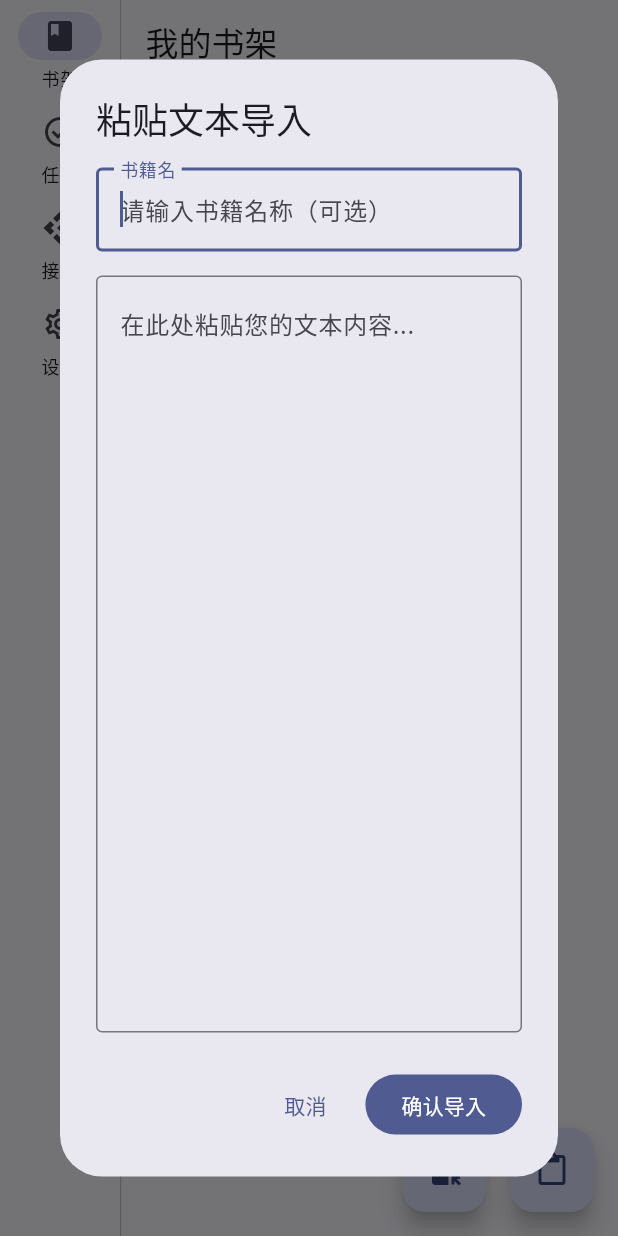
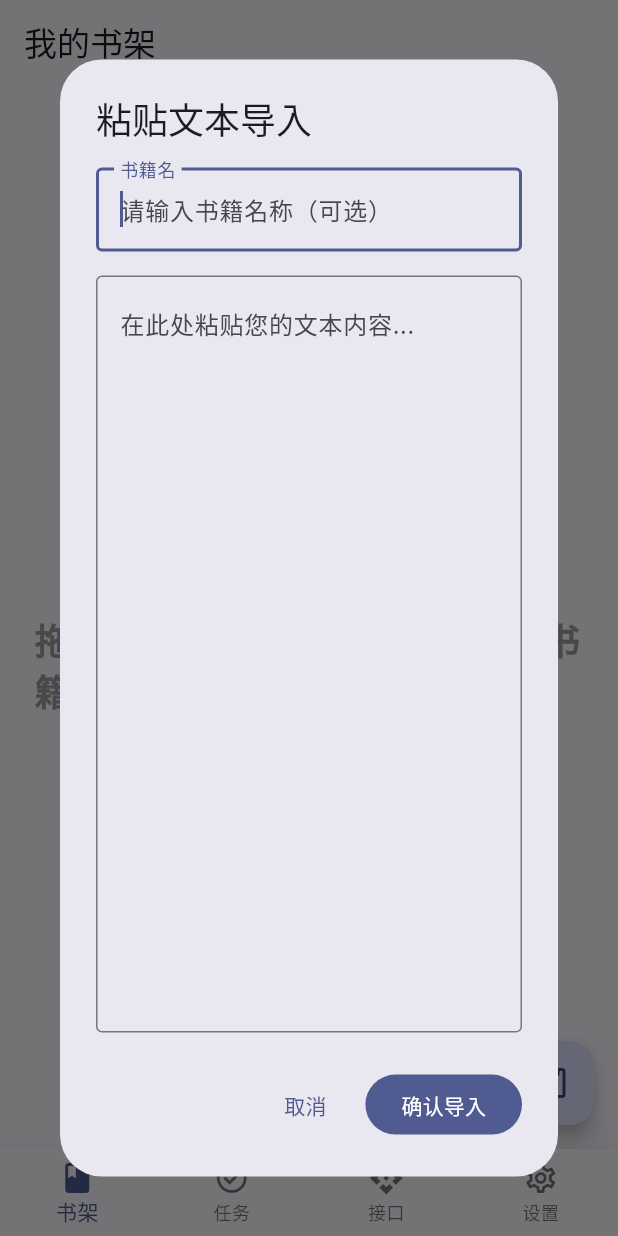
Before and after one commit to NEKOparapa/ReaDreamAI, a Flutter app: the screen it shows after launch, after a tap on the "content paste" icon, on a phone screen of 412 x 824 dp. Run offline on Flutter 3.47's test engine with Material 3 defaults, Android fonts, the phone set to English and light mode, and no system bars; our stand-ins replace file_picker, pool, video_player; missing offline and left inert: dart_jsonwebtoken, desktop_drop, screen_retriever, tiktoken, window_manager; statements that could not run were skipped.

Commit message:
UI调整

```diff
--- a/lib/main.dart
+++ b/lib/main.dart
@@ -1,6 +1,10 @@
 /// lib/main.dart
 
+import 'dart:io'; // 导入 'dart:io' 库来检查操作系统平台
 import 'package:flutter/material.dart';
+import 'package:window_manager/window_manager.dart'; // 导入 window_manager 插件
+import 'package:screen_retriever/screen_retriever.dart'; // 导入 screen_retriever 插件
+
 import 'ui/main/main_screen.dart'; // 导入ui/main/ 目录下的文件
 import 'base/config_service.dart'; // 导入配置服务
 import 'services/task_manager/task_manager_service.dart'; // 导入任务管理器服务
@@ -10,6 +14,34 @@ void main() async {
   // 确保 Flutter 绑定已初始化，这在 main 成为 async 时是必需的
   WidgetsFlutterBinding.ensureInitialized();
 
+  // 仅在 Windows 平台上执行窗口初始化操作
+  if (Platform.isWindows) {
+    // 必须先调用此方法，以初始化 window_manager
+    await windowManager.ensureInitialized();
+
+    // 获取主显示器的信息
+    Display primaryDisplay = await screenRetriever.getPrimaryDisplay();
+    // 获取屏幕的原始尺寸
+    Size screenSize = primaryDisplay.size;
+    // 计算新的窗口尺寸，为屏幕尺寸的 80%
+    Size newSize = Size(screenSize.width * 0.8, screenSize.height * 0.8);
+
+    // 设置窗口选项
+    WindowOptions windowOptions = WindowOptions(
+      size: newSize, // 设置窗口大小
+      center: true, // 设置窗口居中
+      backgroundColor: Colors.transparent, // 设置背景透明，防止窗口闪烁
+      skipTaskbar: false, // 在任务栏中显示
+      titleBarStyle: TitleBarStyle.normal, // 正常的标题栏
+    );
+
+    // 等待窗口准备好后显示，并应用上面的设置
+    // 这可以防止用户看到窗口从默认大小调整到目标大小的闪烁过程
+    windowManager.waitUntilReadyToShow(windowOptions, () async {
+      await windowManager.show();
+      await windowManager.focus();
+    });
+  }
   // 初始化配置服务,处理配置文件夹和文件的检查与创建
   await ConfigService().init();
 
@@ -22,11 +54,10 @@ void main() async {
   // 根据配置文件，在应用启动时就设置好代理
   ConfigService().applyHttpProxy();
 
-  LogService.instance.info("应用正在启动中...");
+  LogService.instance.info("ReaDreamAI 正在启动中...");
   // 运行应用程序
   runApp(const MyApp());
 }
-
 
 // 主题颜色定义
 class AppColors {
--- a/lib/ui/main/main_screen.dart
+++ b/lib/ui/main/main_screen.dart
@@ -1,34 +1,22 @@
 // lib/ui/main/main_screen.dart
 
+import 'dart:io';
 import 'package:flutter/material.dart';
-import '../bookshelf/bookshelf_page.dart'; // '..' 代表上一级目录，所以我们从 ui/main/ 返回到 ui/，然后再进入
+import '../bookshelf/bookshelf_page.dart';
 import '../api/api_management_page.dart';
 import '../settings/settings_page.dart';
 import '../tasks/task_management_page.dart';
 
-// MainScreen 是应用的主界面，包含侧边导航栏和内容区域
-// 它是一个有状态组件，允许用户在不同的页面之间切换
 class MainScreen extends StatefulWidget {
   const MainScreen({super.key});
 
-  // 创建 MainScreen 的状态类
-  // State 是一个泛型类，<> 中的类型参数指定了这个状态类
-  // 在这里，_MainScreenState 是 MainScreen 的状态类
-  // 它负责管理 MainScreen 的状态和构建 UI
   @override
-  State<MainScreen> createState() => _MainScreenState(); // 类名前的下划线 _ 在 Dart 语言中表示私有（private）。这个类只能在当前文件中访问。
+  State<MainScreen> createState() => _MainScreenState();
 }
 
+class _MainScreenState extends State<MainScreen> {
+  int _selectedIndex = 0;
 
-// State<MainScreen> 是以 MainScreen 为类型参数的状态类，<>是 Dart 语言中的泛型语法
-
-
-
-// MainScreenState 是 MainScreen 的状态类，负责管理状态和构建 UI
-class _MainScreenState extends State<MainScreen> {
-  int _selectedIndex = 0; // 当前选中的导航项索引
-
-  // 定义一个列表，包含三个页面的 Widget，是 MainScreen 的内容区域
   final List<Widget> _pages = [
     const BookshelfPage(),       // 0: 书架页
     const TaskManagementPage(),  // 1: 任务管理页
@@ -36,65 +24,107 @@ class _MainScreenState extends State<MainScreen> {
     const SettingsPage(),        // 3: 设置页
   ];
 
-  // build 方法是每当需要重新绘制 UI 时调用的
+  // 导航项数据
+  final List<NavigationItem> _navigationItems = const [
+    NavigationItem(
+      icon: Icon(Icons.book_outlined),
+      selectedIcon: Icon(Icons.book),
+      label: '书架',
+    ),
+    NavigationItem(
+      icon: Icon(Icons.task_alt_outlined),
+      selectedIcon: Icon(Icons.task_alt),
+      label: '任务',
+    ),
+    NavigationItem(
+      icon: Icon(Icons.api_outlined),
+      selectedIcon: Icon(Icons.api),
+      label: '接口',
+    ),
+    NavigationItem(
+      icon: Icon(Icons.settings_outlined),
+      selectedIcon: Icon(Icons.settings),
+      label: '设置',
+    ),
+  ];
+
   @override
   Widget build(BuildContext context) {
+    // 检查是否运行在安卓设备上
+    final bool isAndroid = Platform.isAndroid;
 
-    // Scaffold Widget是一个 Material Design 风格的布局结构
     return Scaffold(
+      body: isAndroid ? _buildAndroidLayout() : _buildDesktopLayout(),
+      bottomNavigationBar: isAndroid ? _buildBottomNavigationBar() : null,
+    );
+  }
 
-      body: Row( // 使用 Row 布局，将子Widget全部水平排列
+  // 构建桌面端布局（侧边导航栏）
+  Widget _buildDesktopLayout() {
+    return Row(
       children: <Widget>[
-
         // 侧边导航栏
         NavigationRail(
-
-            selectedIndex: _selectedIndex, // 当前选中的索引,由 _selectedIndex 控制
-
-            onDestinationSelected: (int index) { // 当用户选择一个导航项时调用,
-
-              setState(() { // 当 setState() 被调用时，build 方法就会被执行。
-                _selectedIndex = index; //改变 _selectedIndex 的值，然后更新UI状态
+          selectedIndex: _selectedIndex,
+          onDestinationSelected: (int index) {
+            setState(() {
+              _selectedIndex = index;
             });
           },
-
-            labelType: NavigationRailLabelType.all, // 显示所有标签
-
-            destinations: const <NavigationRailDestination>[ // 定义侧边导航栏的各个目的地
-
-              NavigationRailDestination(
-                icon: Icon(Icons.book_outlined),
-                selectedIcon: Icon(Icons.book),
-                label: Text('书架'),
+          labelType: NavigationRailLabelType.all,
+          destinations: _navigationItems.map((item) {
+            return NavigationRailDestination(
+              icon: item.icon,
+              selectedIcon: item.selectedIcon,
+              label: Text(item.label),
+            );
+          }).toList(),
         ),
-              NavigationRailDestination(
-                icon: Icon(Icons.task_alt_outlined),
-                selectedIcon: Icon(Icons.task_alt),
-                label: Text('任务'),
-              ),
-              NavigationRailDestination(
-                icon: Icon(Icons.api_outlined),
-                selectedIcon: Icon(Icons.api),
-                label: Text('接口'),
-              ),
-
-              NavigationRailDestination(
-                icon: Icon(Icons.settings_outlined),
-                selectedIcon: Icon(Icons.settings),
-                label: Text('设置'),
-              ),
-            ],
-          ),
-
         // 分隔线
-          const VerticalDivider(thickness: 1, width: 1),
-
+        const VerticalDivider(thickness: 1, width: 0.8),
         // 内容区域
         Expanded(
           child: _pages[_selectedIndex],
         ),
       ],
-      ),
+    );
+  }
+
+  // 构建安卓端布局（底部导航栏）
+  Widget _buildAndroidLayout() {
+    return _pages[_selectedIndex];
+  }
+
+  // 构建底部导航栏（安卓端）
+  Widget _buildBottomNavigationBar() {
+    return BottomNavigationBar(
+      currentIndex: _selectedIndex,
+      onTap: (int index) {
+        setState(() {
+          _selectedIndex = index;
+        });
+      },
+      type: BottomNavigationBarType.fixed,
+      items: _navigationItems.map((item) {
+        return BottomNavigationBarItem(
+          icon: item.icon,
+          activeIcon: item.selectedIcon,
+          label: item.label,
+        );
+      }).toList(),
     );
   }
 }
+
+// 导航项数据类
+class NavigationItem {
+  final Icon icon;
+  final Icon selectedIcon;
+  final String label;
+
+  const NavigationItem({
+    required this.icon,
+    required this.selectedIcon,
+    required this.label,
+  });
+}
--- a/pubspec.yaml
+++ b/pubspec.yaml
@@ -37,6 +37,8 @@ dependencies:
   collection: ^1.18.0 # 提供额外的集合类和实用工具
   intl: ^0.18.1         # 用于格式化日期和时间
   image: ^4.5.4       # 用于图像处理和转换
+  window_manager: ^0.5.1 # 用于管理桌面窗口
+  screen_retriever: ^0.2.0 # 用于获取屏幕信息
 
 dev_dependencies:
   flutter_test:
```
Also changed, not shown: lib/ui/api/api_management_page.dart (+32 -8 lines), pubspec.lock, resource/三步走/第二步.png, 6 other files. Lines whose indentation alone changed are shown as unchanged.
